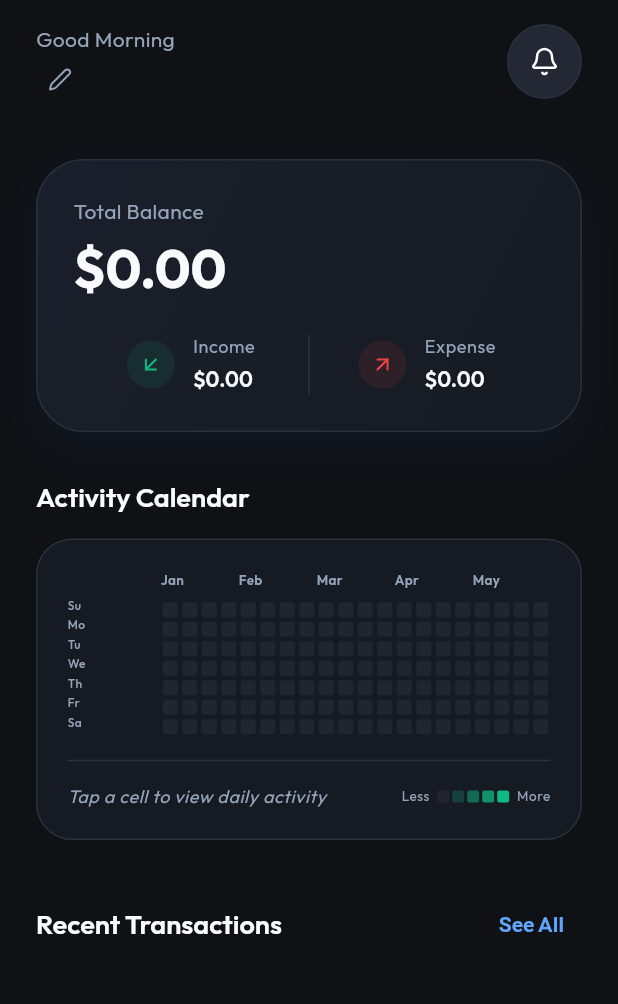
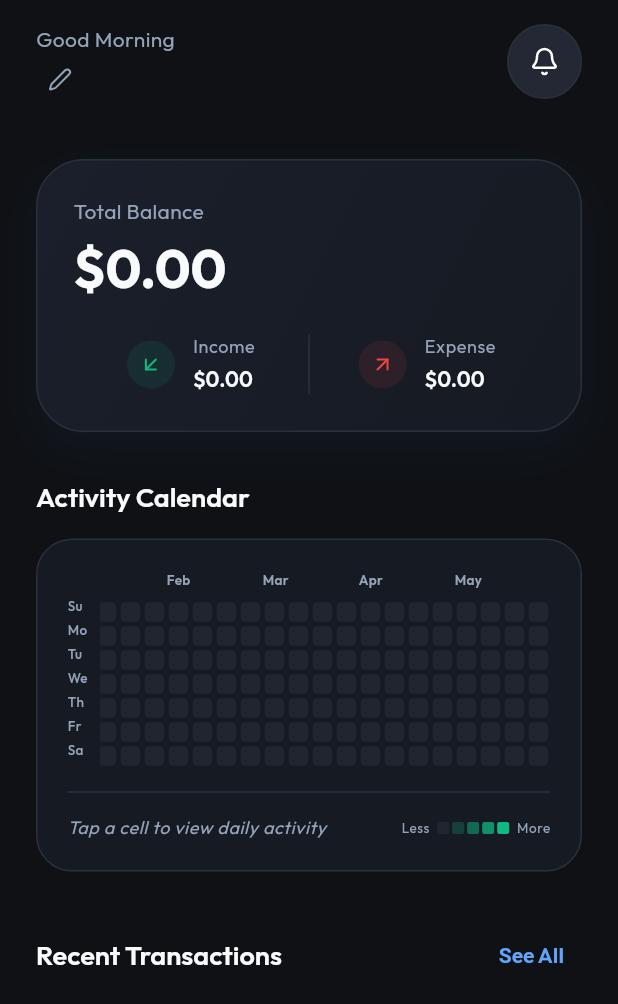
Before and after one commit to l0lll000l/money_manager, a Flutter app: the DashboardScreen screen opened directly, on a phone screen of 412 x 824 dp. Shown: the top 1004 px of the screen. Run offline on Flutter 3.47's test engine with Material 3 defaults, Android fonts, the phone set to English and light mode, and no system bars; our stand-ins replace fl_chart, flutter_local_notifications, get, get_storage, google_fonts, google_mobile_ads and 3 more; accounts and stored records are empty.

Commit message:
32ND BIGGER ACTIVITY CALENDER

```diff
--- a/lib/presentation/screens/dashboard/dashboard_screen.dart
+++ b/lib/presentation/screens/dashboard/dashboard_screen.dart
@@ -533,14 +533,14 @@ class DashboardScreen extends StatelessWidget {
 
   Widget _buildDayOfWeekLabel(String label) {
     return Container(
-      height: 10,
+      height: 13,
       margin: const EdgeInsets.symmetric(vertical: 1.5),
       alignment: Alignment.centerLeft,
       child: Text(
         label,
         style: const TextStyle(
           color: AppTheme.textSecondary,
-          fontSize: 8,
+          fontSize: 9,
           fontWeight: FontWeight.w500,
         ),
       ),
@@ -559,7 +559,7 @@ class DashboardScreen extends StatelessWidget {
       if (showLabel) {
         children.add(
           Positioned(
-            left: index * 13.0,
+            left: index * 16.0,
             top: 0,
             child: Text(
               DateFormat('MMM').format(firstDayOfWeek),
@@ -576,7 +576,7 @@ class DashboardScreen extends StatelessWidget {
 
     return SizedBox(
       height: 14,
-      width: weeks.length * 13.0,
+      width: weeks.length * 16.0,
       child: Stack(clipBehavior: Clip.none, children: children),
     );
   }
@@ -619,12 +619,12 @@ class DashboardScreen extends StatelessWidget {
                 controller.selectedContribution.value = day;
               },
               child: Container(
-                width: 10,
-                height: 10,
+                width: 13,
+                height: 13,
                 margin: const EdgeInsets.all(1.5),
                 decoration: BoxDecoration(
                   color: cellColor,
-                  borderRadius: BorderRadius.circular(2),
+                  borderRadius: BorderRadius.circular(3),
                   border: isSelected
                       ? Border.all(color: AppTheme.textPrimary, width: 1.0)
                       : Border.all(color: Colors.transparent, width: 1.0),
```
